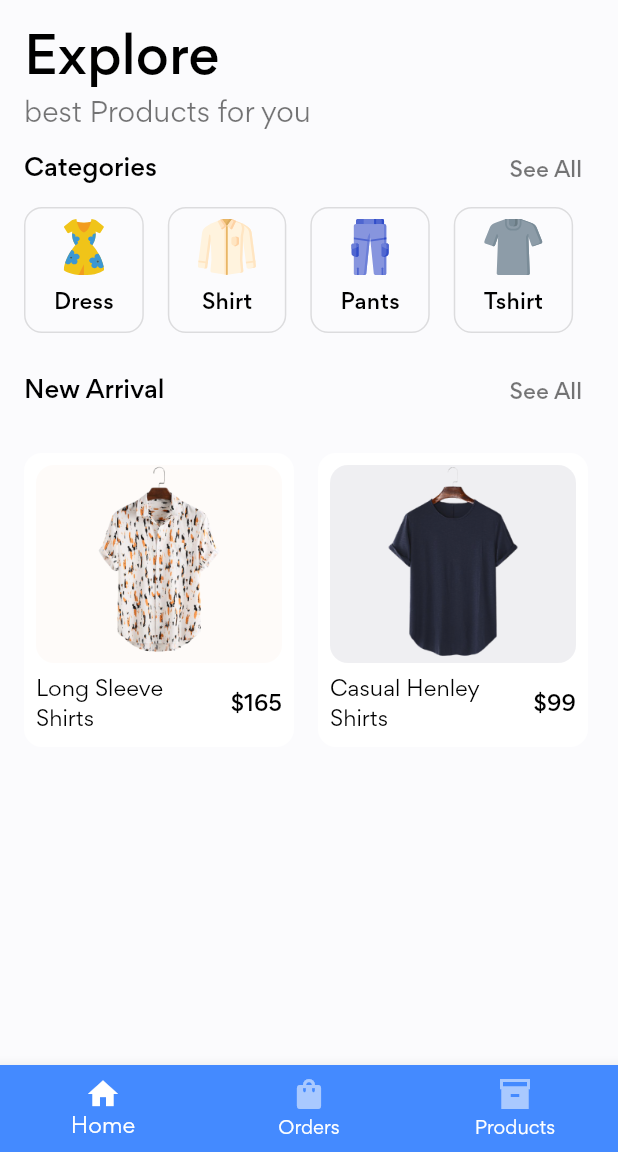
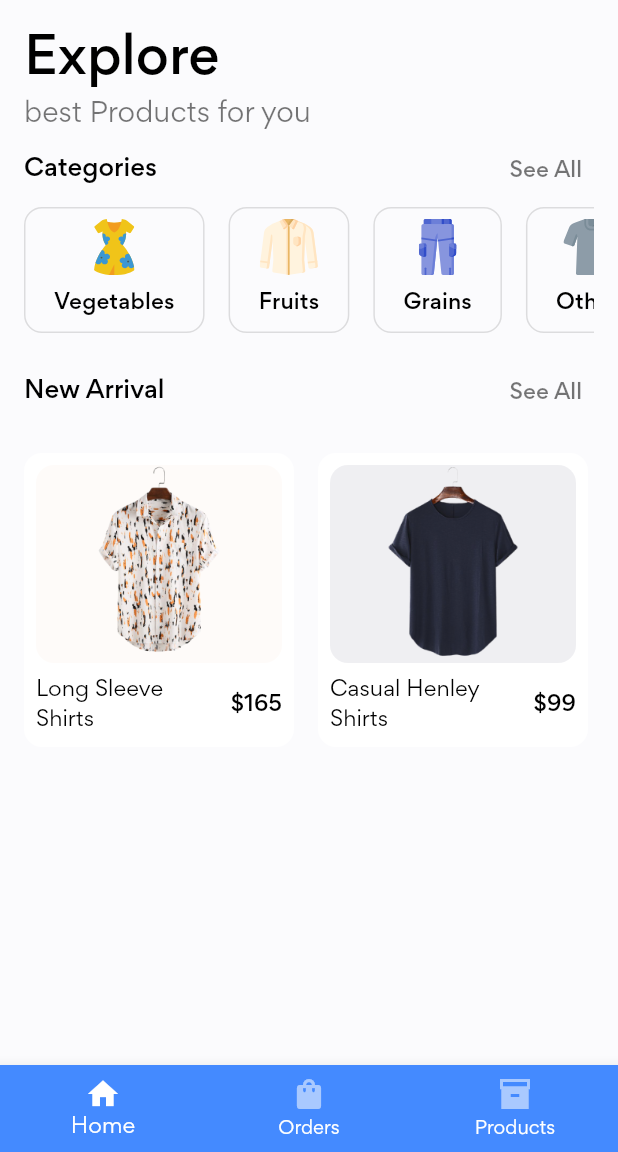
Before and after one commit to AgriSync-Dev/BazaarFamer, a Flutter app: the screen it shows once a user with an empty profile is signed in, on a phone screen of 412 x 824 dp, the part 84-1236 px from its top. Run offline on Flutter 3.47's test engine with Material 2 defaults, Android fonts, the phone set to English and light mode, and no system bars; our stand-ins replace cloud_firestore, firebase_auth, firebase_core, flutter_svg, fluttertoast; accounts and stored records are empty.

Commit message:
optimzed app

```diff
--- a/lib/models/Category.dart
+++ b/lib/models/Category.dart
@@ -7,18 +7,18 @@ class Category {
 List<Category> demo_categories = [
   Category(
     icon: "assets/icons/dress.svg",
-    title: "Dress",
+    title: "Vegetables",
   ),
   Category(
     icon: "assets/icons/shirt.svg",
-    title: "Shirt",
+    title: "Fruits",
   ),
   Category(
     icon: "assets/icons/pants.svg",
-    title: "Pants",
+    title: "Grains",
   ),
   Category(
     icon: "assets/icons/Tshirt.svg",
-    title: "Tshirt",
+    title: "Others",
   ),
 ];
--- a/lib/screens/home/home_screen.dart
+++ b/lib/screens/home/home_screen.dart
@@ -10,7 +10,7 @@ import '/constants.dart';
 import '/providers/cart.dart';
 import 'components/categories.dart';
 import 'components/new_arrival_products.dart';
-import 'components/search_form.dart';
+// import 'components/search_form.dart';
 import 'components/section_title.dart';
 
 class SecondHomeScreen extends StatefulWidget {
```
Also changed, not shown: lib/screens/orders/orders_screen.dart (+14 -0 lines).
